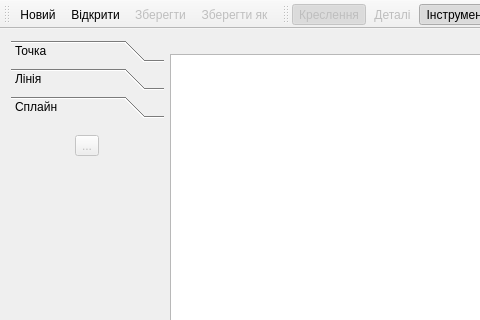
The window that mainwindow.ui (OpnTec/fashionmaker) describes before a commit, drawn with Qt 5; both pictures show x 0 to 480 and y 0 to 320 of the 1100 by 700 pixel window.
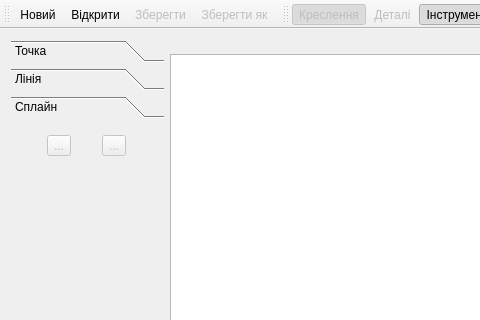
The same window after the commit. The open tabs and pages were chosen to show the change. Icons and pictures are not drawn.

Commit message: Add tool splinepath

```diff
--- a/mainwindow.ui
+++ b/mainwindow.ui
@@ -333,6 +333,29 @@
           </property>
          </widget>
         </item>
+        <item row="0" column="1">
+         <widget class="QToolButton" name="toolButtonSplinePath">
+          <property name="enabled">
+           <bool>false</bool>
+          </property>
+          <property name="text">
+           <string>...</string>
+          </property>
+          <property name="icon">
+           <iconset resource="icon.qrc">
+            <normaloff>:/icon/32x32/splinePath.png</normaloff>:/icon/32x32/splinePath.png</iconset>
+          </property>
+          <property name="iconSize">
+           <size>
+            <width>32</width>
+            <height>32</height>
+           </size>
+          </property>
+          <property name="checkable">
+           <bool>true</bool>
+          </property>
+         </widget>
+        </item>
        </layout>
       </widget>
       <widget class="QWidget" name="page_4">
```
Left out of the diff: 2 changed lines with no effect on the pictures. The commit also changes 25 other files.
